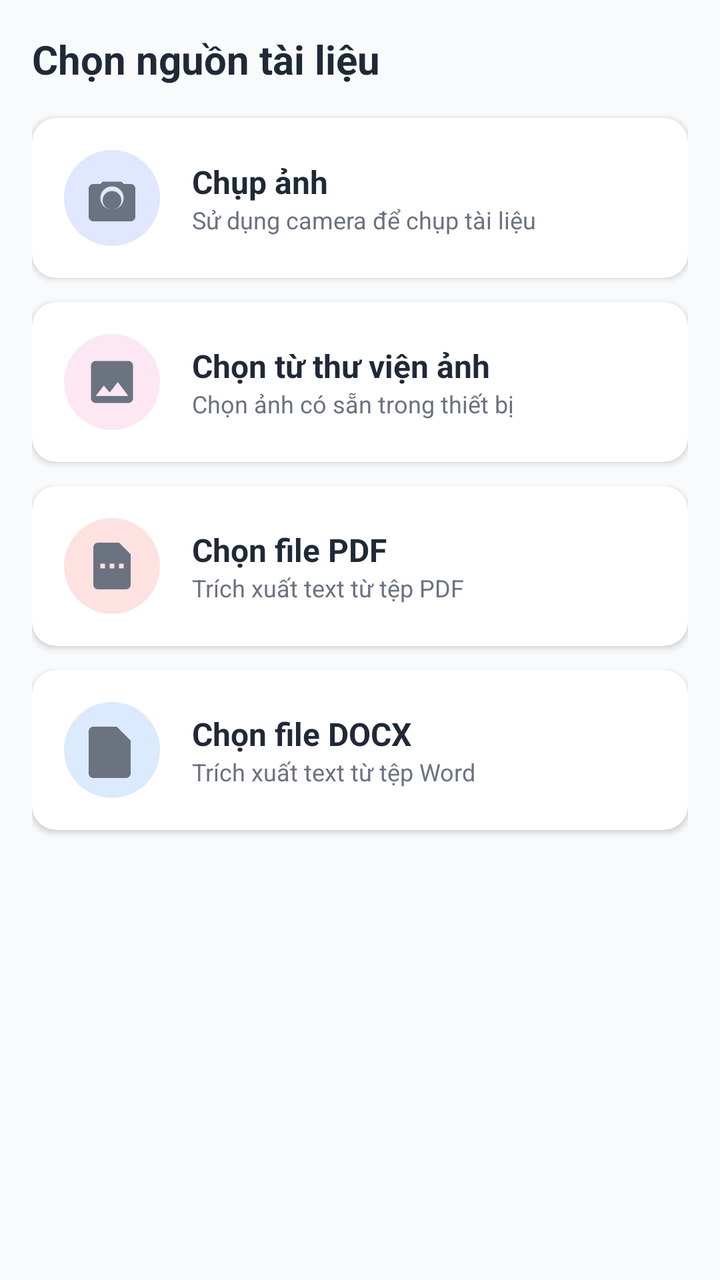
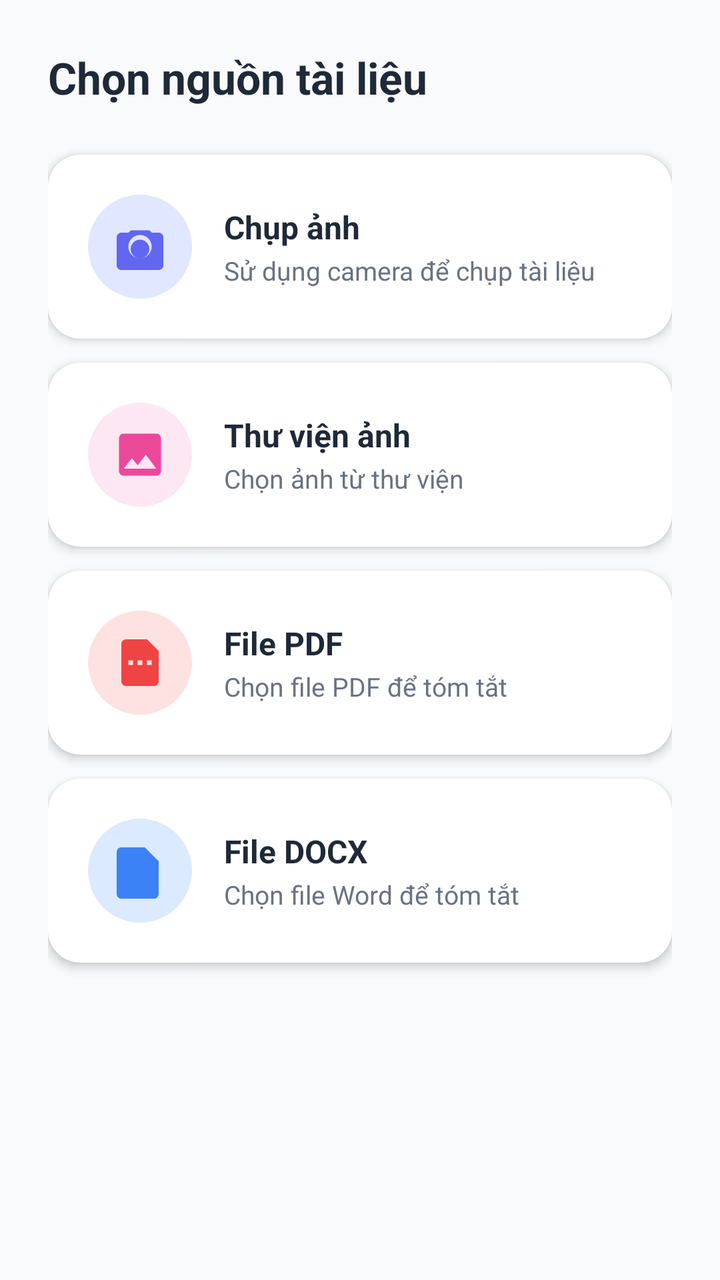

Two renders of the same Android screen: before a commit and after it. Below are the layout's source before the change and the commit's diff.
<!-- AndroidManifest.xml: application theme Theme.EduSummarize -->
<!-- res/layout/bottom_sheet_source.xml -->
<?xml version="1.0" encoding="utf-8"?>
<LinearLayout xmlns:android="http://schemas.android.com/apk/res/android"
    xmlns:app="http://schemas.android.com/apk/res-auto"
    android:layout_width="match_parent"
    android:layout_height="wrap_content"
    android:orientation="vertical"
    android:padding="16dp">

    <TextView
        android:layout_width="wrap_content"
        android:layout_height="wrap_content"
        android:text="Chọn nguồn tài liệu"
        android:textSize="20sp"
        android:textStyle="bold"
        android:textColor="@color/text_primary"
        android:layout_marginBottom="16dp" />

    <com.google.android.material.card.MaterialCardView
        android:id="@+id/btn_camera"
        android:layout_width="match_parent"
        android:layout_height="wrap_content"
        android:layout_marginBottom="12dp"
        android:clickable="true"
        android:focusable="true"
        android:foreground="?attr/selectableItemBackground"
        app:cardCornerRadius="12dp"
        app:cardElevation="2dp">

        <LinearLayout
            android:layout_width="match_parent"
            android:layout_height="wrap_content"
            android:orientation="horizontal"
            android:padding="16dp"
            android:gravity="center_vertical">

            <ImageView
                android:layout_width="48dp"
                android:layout_height="48dp"
                android:src="@drawable/ic_camera"
                android:padding="10dp"
                android:background="@drawable/circle_primary_light"
                android:contentDescription="Camera" />

            <LinearLayout
                android:layout_width="0dp"
                android:layout_height="wrap_content"
                android:layout_weight="1"
                android:layout_marginStart="16dp"
                android:orientation="vertical">

                <TextView
                    android:layout_width="wrap_content"
                    android:layout_height="wrap_content"
                    android:text="Chụp ảnh"
                    android:textSize="16sp"
                    android:textStyle="bold"
                    android:textColor="@color/text_primary" />

                <TextView
                    android:layout_width="wrap_content"
                    android:layout_height="wrap_content"
                    android:text="Sử dụng camera để chụp tài liệu"
                    android:textSize="12sp"
                    android:textColor="@color/text_secondary" />

            </LinearLayout>

        </LinearLayout>

    </com.google.android.material.card.MaterialCardView>

    <com.google.android.material.card.MaterialCardView
        android:id="@+id/btn_gallery"
        android:layout_width="match_parent"
        android:layout_height="wrap_content"
        android:layout_marginBottom="12dp"
        android:clickable="true"
        android:focusable="true"
        android:foreground="?attr/selectableItemBackground"
        app:cardCornerRadius="12dp"
        app:cardElevation="2dp">

        <LinearLayout
            android:layout_width="match_parent"
            android:layout_height="wrap_content"
            android:orientation="horizontal"
            android:padding="16dp"
            android:gravity="center_vertical">

            <ImageView
                android:layout_width="48dp"
                android:layout_height="48dp"
                android:src="@drawable/ic_gallery"
                android:padding="10dp"
                android:background="@drawable/circle_accent_light"
                android:contentDescription="Gallery" />

            <LinearLayout
                android:layout_width="0dp"
                android:layout_height="wrap_content"
                android:layout_weight="1"
                android:layout_marginStart="16dp"
                android:orientation="vertical">

                <TextView
                    android:layout_width="wrap_content"
                    android:layout_height="wrap_content"
                    android:text="Chọn từ thư viện ảnh"
                    android:textSize="16sp"
                    android:textStyle="bold"
                    android:textColor="@color/text_primary" />

                <TextView
                    android:layout_width="wrap_content"
                    android:layout_height="wrap_content"
                    android:text="Chọn ảnh có sẵn trong thiết bị"
                    android:textSize="12sp"
                    android:textColor="@color/text_secondary" />

            </LinearLayout>

        </LinearLayout>

    </com.google.android.material.card.MaterialCardView>

    <com.google.android.material.card.MaterialCardView
        android:id="@+id/btn_pdf"
        android:layout_width="match_parent"
        android:layout_height="wrap_content"
        android:layout_marginBottom="12dp"
        android:clickable="true"
        android:focusable="true"
        android:foreground="?attr/selectableItemBackground"
        app:cardCornerRadius="12dp"
        app:cardElevation="2dp">

        <LinearLayout
            android:layout_width="match_parent"
            android:layout_height="wrap_content"
            android:orientation="horizontal"
            android:padding="16dp"
            android:gravity="center_vertical">

            <ImageView
                android:layout_width="48dp"
                android:layout_height="48dp"
                android:src="@drawable/ic_pdf"
                android:padding="10dp"
                android:background="@drawable/circle_error_light"
                android:contentDescription="PDF" />

            <LinearLayout
                android:layout_width="0dp"
                android:layout_height="wrap_content"
                android:layout_weight="1"
                android:layout_marginStart="16dp"
                android:orientation="vertical">

                <TextView
                    android:layout_width="wrap_content"
                    android:layout_height="wrap_content"
                    android:text="Chọn file PDF"
                    android:textSize="16sp"
                    android:textStyle="bold"
                    android:textColor="@color/text_primary" />

                <TextView
                    android:layout_width="wrap_content"
                    android:layout_height="wrap_content"
                    android:text="Trích xuất text từ tệp PDF"
                    android:textSize="12sp"
                    android:textColor="@color/text_secondary" />

            </LinearLayout>

        </LinearLayout>

    </com.google.android.material.card.MaterialCardView>

    <com.google.android.material.card.MaterialCardView
        android:id="@+id/btn_docx"
        android:layout_width="match_parent"
        android:layout_height="wrap_content"
        android:clickable="true"
        android:focusable="true"
        android:foreground="?attr/selectableItemBackground"
        app:cardCornerRadius="12dp"
        app:cardElevation="2dp">

        <LinearLayout
            android:layout_width="match_parent"
            android:layout_height="wrap_content"
            android:orientation="horizontal"
            android:padding="16dp"
            android:gravity="center_vertical">

            <ImageView
                android:layout_width="48dp"
                android:layout_height="48dp"
                android:src="@drawable/ic_word"
                android:padding="10dp"
                android:background="@drawable/circle_info_light"
                android:contentDescription="DOCX" />

            <LinearLayout
                android:layout_width="0dp"
                android:layout_height="wrap_content"
                android:layout_weight="1"
                android:layout_marginStart="16dp"
                android:orientation="vertical">

                <TextView
                    android:layout_width="wrap_content"
                    android:layout_height="wrap_content"
                    android:text="Chọn file DOCX"
                    android:textSize="16sp"
                    android:textStyle="bold"
                    android:textColor="@color/text_primary" />

                <TextView
                    android:layout_width="wrap_content"
                    android:layout_height="wrap_content"
                    android:text="Trích xuất text từ tệp Word"
                    android:textSize="12sp"
                    android:textColor="@color/text_secondary" />

            </LinearLayout>

        </LinearLayout>

    </com.google.android.material.card.MaterialCardView>

</LinearLayout>
<!-- resources referenced by this layout -->
<resources>
  <color name="text_primary">#1F2937</color>
  <color name="text_secondary">#6B7280</color>
  <!-- drawable circle_accent_light (drawable) -->
  <?xml version="1.0" encoding="utf-8"?>
  <shape xmlns:android="http://schemas.android.com/apk/res/android"
      android:shape="oval">
      <solid android:color="@color/accent_light" />
  </shape>
  <!-- drawable circle_error_light (drawable) -->
  <shape xmlns:android="http://schemas.android.com/apk/res/android"
      android:shape="oval">
      <solid android:color="@color/error_light" />
  </shape>
  <!-- drawable circle_info_light (drawable) -->
  <shape xmlns:android="http://schemas.android.com/apk/res/android"
      android:shape="oval">
      <solid android:color="@color/info_light" />
  </shape>
  <!-- drawable circle_primary_light (drawable) -->
  <?xml version="1.0" encoding="utf-8"?>
  <shape xmlns:android="http://schemas.android.com/apk/res/android"
      android:shape="oval">
      <solid android:color="@color/primary_light" />
  </shape>
  <!-- drawable ic_camera (drawable) -->
  <vector xmlns:android="http://schemas.android.com/apk/res/android"
      android:width="24dp" android:height="24dp"
      android:viewportWidth="24" android:viewportHeight="24"
      android:tint="?attr/colorControlNormal">
      <path android:fillColor="@android:color/black"
          android:pathData="M12,7a5,5 0,1 0,0 10,5,5 0,0 0,0 -10zM4,6h3l1,-1h8l1,1h3c1.1,0 2,0.9 2,2v12c0,1.1 -0.9,2 -2,2H4c-1.1,0 -2,-0.9 -2,-2V8c0,-1.1 0.9,-2 2,-2zM12,17a4,4 0,1 1,0 -8,4,4 0,0 1,0,8z"/>
  </vector>
  <!-- drawable ic_gallery (drawable) -->
  <vector xmlns:android="http://schemas.android.com/apk/res/android"
      android:width="24dp" android:height="24dp"
      android:viewportWidth="24" android:viewportHeight="24"
      android:tint="?attr/colorControlNormal">
      <path android:fillColor="@android:color/black"
          android:pathData="M21,19V5c0,-1.1 -0.9,-2 -2,-2H5C3.9,3 3,3.9 3,5v14c0,1.1 0.9,2 2,2h14C20.1,21 21,20.1 21,19zM8.5,13.5l2.5,3.01L14.5,12l4.5,6H5l3.5,-4.5z"/>
  </vector>
  <!-- drawable ic_pdf (drawable) -->
  <vector xmlns:android="http://schemas.android.com/apk/res/android"
      android:width="24dp" android:height="24dp"
      android:viewportWidth="24" android:viewportHeight="24"
      android:tint="?attr/colorControlNormal">
      <path android:fillColor="@android:color/black"
          android:pathData="M6,2h9l5,5v13c0,1.1 -0.9,2 -2,2H6c-1.1,0 -2,-0.9 -2,-2V4c0,-1.1 0.9,-2 2,-2zM14,9V3.5L18.5,8H14zM7,13h2v-2H7v2zM11,13h2v-2h-2v2zM15,13h2v-2h-2v2z"/>
  </vector>
  <!-- drawable ic_word (drawable) -->
  <vector xmlns:android="http://schemas.android.com/apk/res/android"
      android:width="24dp" android:height="24dp"
      android:viewportWidth="24" android:viewportHeight="24"
      android:tint="?attr/colorControlNormal">
      <path android:fillColor="@android:color/black"
          android:pathData="M4,2h10l6,6v14c0,1.1 -0.9,2 -2,2H4c-1.1,0 -2,-0.9 -2,-2V4c0,-1.1 0.9,-2 2,-2zM13,9V3.5L18.5,9H13zM7,10h2l1,4 1,-4h2l-2,8h-2L7,10z"/>
  </vector>
  <style name="Theme.EduSummarize" parent="Theme.MaterialComponents.DayNight.DarkActionBar">
          <item name="colorPrimary">@color/primary</item>
          <item name="colorPrimaryDark">@color/primary_dark</item>
          <item name="colorAccent">@color/accent</item>
          <item name="android:statusBarColor">@color/primary_dark</item>
          <item name="android:windowBackground">@color/background</item>
          <item name="android:textColorPrimary">@color/text_primary</item>
          <item name="android:textColorSecondary">@color/text_secondary</item>
      </style>
  <color name="accent_light">#FCE7F3</color>
  <color name="error_light">#FEE2E2</color>
  <color name="info_light">#DBEAFE</color>
  <color name="primary_light">#E0E7FF</color>
  <color name="primary">#6366F1</color>
  <color name="primary_dark">#4F46E5</color>
  <color name="accent">#EC4899</color>
  <color name="background">#F9FAFB</color>
</resources>

<!-- the commit's change to res/layout/bottom_sheet_source.xml (unified diff, before → after) -->
@@ -4,16 +4,16 @@
     android:layout_width="match_parent"
     android:layout_height="wrap_content"
     android:orientation="vertical"
-    android:padding="16dp">
+    android:padding="24dp">
 
     <TextView
         android:layout_width="wrap_content"
         android:layout_height="wrap_content"
         android:text="Chọn nguồn tài liệu"
-        android:textSize="20sp"
+        android:textSize="22sp"
         android:textStyle="bold"
         android:textColor="@color/text_primary"
-        android:layout_marginBottom="16dp" />
+        android:layout_marginBottom="24dp" />
 
     <com.google.android.material.card.MaterialCardView
         android:id="@+id/btn_camera"
@@ -23,23 +23,25 @@
         android:clickable="true"
         android:focusable="true"
         android:foreground="?attr/selectableItemBackground"
-        app:cardCornerRadius="12dp"
-        app:cardElevation="2dp">
-
-        <LinearLayout
-            android:layout_width="match_parent"
-            android:layout_height="wrap_content"
-            android:orientation="horizontal"
-            android:padding="16dp"
-            android:gravity="center_vertical">
-
-            <ImageView
-                android:layout_width="48dp"
-                android:layout_height="48dp"
+        app:cardCornerRadius="16dp"
+        app:cardElevation="3dp"
+        app:strokeWidth="0dp">
+
+        <LinearLayout
+            android:layout_width="match_parent"
+            android:layout_height="wrap_content"
+            android:orientation="horizontal"
+            android:padding="20dp"
+            android:gravity="center_vertical">
+
+            <ImageView
+                android:layout_width="52dp"
+                android:layout_height="52dp"
                 android:src="@drawable/ic_camera"
-                android:padding="10dp"
+                android:padding="12dp"
                 android:background="@drawable/circle_primary_light"
-                android:contentDescription="Camera" />
+                android:contentDescription="Camera"
+                app:tint="@color/primary" />
 
             <LinearLayout
                 android:layout_width="0dp"
@@ -59,8 +61,9 @@
                 <TextView
                     android:layout_width="wrap_content"
                     android:layout_height="wrap_content"
+                    android:layout_marginTop="2dp"
                     android:text="Sử dụng camera để chụp tài liệu"
-                    android:textSize="12sp"
+                    android:textSize="13sp"
                     android:textColor="@color/text_secondary" />
 
             </LinearLayout>
@@ -77,44 +80,47 @@
         android:clickable="true"
         android:focusable="true"
         android:foreground="?attr/selectableItemBackground"
-        app:cardCornerRadius="12dp"
-        app:cardElevation="2dp">
-
-        <LinearLayout
-            android:layout_width="match_parent"
-            android:layout_height="wrap_content"
-            android:orientation="horizontal"
-            android:padding="16dp"
-            android:gravity="center_vertical">
-
-            <ImageView
-                android:layout_width="48dp"
-                android:layout_height="48dp"
+        app:cardCornerRadius="16dp"
+        app:cardElevation="3dp"
+        app:strokeWidth="0dp">
+
+        <LinearLayout
+            android:layout_width="match_parent"
+            android:layout_height="wrap_content"
+            android:orientation="horizontal"
+            android:padding="20dp"
+            android:gravity="center_vertical">
+
+            <ImageView
+                android:layout_width="52dp"
+                android:layout_height="52dp"
                 android:src="@drawable/ic_gallery"
-                android:padding="10dp"
+                android:padding="12dp"
                 android:background="@drawable/circle_accent_light"
-                android:contentDescription="Gallery" />
-
-            <LinearLayout
-                android:layout_width="0dp"
-                android:layout_height="wrap_content"
-                android:layout_weight="1"
-                android:layout_marginStart="16dp"
-                android:orientation="vertical">
-
-                <TextView
-                    android:layout_width="wrap_content"
-                    android:layout_height="wrap_content"
-                    android:text="Chọn từ thư viện ảnh"
-                    android:textSize="16sp"
-                    android:textStyle="bold"
-                    android:textColor="@color/text_primary" />
-
-                <TextView
-                    android:layout_width="wrap_content"
-                    android:layout_height="wrap_content"
-                    android:text="Chọn ảnh có sẵn trong thiết bị"
-                    android:textSize="12sp"
+                android:contentDescription="Gallery"
+                app:tint="@color/accent" />
+
+            <LinearLayout
+                android:layout_width="0dp"
+                android:layout_height="wrap_content"
+                android:layout_weight="1"
+                android:layout_marginStart="16dp"
+                android:orientation="vertical">
+
+                <TextView
+                    android:layout_width="wrap_content"
+                    android:layout_height="wrap_content"
+                    android:text="Thư viện ảnh"
+                    android:textSize="16sp"
+                    android:textStyle="bold"
+                    android:textColor="@color/text_primary" />
+
+                <TextView
+                    android:layout_width="wrap_content"
+                    android:layout_height="wrap_content"
+                    android:layout_marginTop="2dp"
+                    android:text="Chọn ảnh từ thư viện"
+                    android:textSize="13sp"
                     android:textColor="@color/text_secondary" />
 
             </LinearLayout>
@@ -131,44 +137,47 @@
         android:clickable="true"
         android:focusable="true"
         android:foreground="?attr/selectableItemBackground"
-        app:cardCornerRadius="12dp"
-        app:cardElevation="2dp">
-
-        <LinearLayout
-            android:layout_width="match_parent"
-            android:layout_height="wrap_content"
-            android:orientation="horizontal"
-            android:padding="16dp"
-            android:gravity="center_vertical">
-
-            <ImageView
-                android:layout_width="48dp"
-                android:layout_height="48dp"
+        app:cardCornerRadius="16dp"
+        app:cardElevation="3dp"
+        app:strokeWidth="0dp">
+
+        <LinearLayout
+            android:layout_width="match_parent"
+            android:layout_height="wrap_content"
+            android:orientation="horizontal"
+            android:padding="20dp"
+            android:gravity="center_vertical">
+
+            <ImageView
+                android:layout_width="52dp"
+                android:layout_height="52dp"
                 android:src="@drawable/ic_pdf"
-                android:padding="10dp"
+                android:padding="12dp"
                 android:background="@drawable/circle_error_light"
-                android:contentDescription="PDF" />
-
-            <LinearLayout
-                android:layout_width="0dp"
-                android:layout_height="wrap_content"
-                android:layout_weight="1"
-                android:layout_marginStart="16dp"
-                android:orientation="vertical">
-
-                <TextView
-                    android:layout_width="wrap_content"
-                    android:layout_height="wrap_content"
-                    android:text="Chọn file PDF"
-                    android:textSize="16sp"
-                    android:textStyle="bold"
-                    android:textColor="@color/text_primary" />
-
-                <TextView
-                    android:layout_width="wrap_content"
-                    android:layout_height="wrap_content"
-                    android:text="Trích xuất text từ tệp PDF"
-                    android:textSize="12sp"
+                android:contentDescription="PDF"
+                app:tint="@color/error" />
+
+            <LinearLayout
+                android:layout_width="0dp"
+                android:layout_height="wrap_content"
+                android:layout_weight="1"
+                android:layout_marginStart="16dp"
+                android:orientation="vertical">
+
+                <TextView
+                    android:layout_width="wrap_content"
+                    android:layout_height="wrap_content"
+                    android:text="File PDF"
+                    android:textSize="16sp"
+                    android:textStyle="bold"
+                    android:textColor="@color/text_primary" />
+
+                <TextView
+                    android:layout_width="wrap_content"
+                    android:layout_height="wrap_content"
+                    android:layout_marginTop="2dp"
+                    android:text="Chọn file PDF để tóm tắt"
+                    android:textSize="13sp"
                     android:textColor="@color/text_secondary" />
 
             </LinearLayout>
@@ -184,44 +193,47 @@
         android:clickable="true"
         android:focusable="true"
         android:foreground="?attr/selectableItemBackground"
-        app:cardCornerRadius="12dp"
-        app:cardElevation="2dp">
-
-        <LinearLayout
-            android:layout_width="match_parent"
-            android:layout_height="wrap_content"
-            android:orientation="horizontal"
-            android:padding="16dp"
-            android:gravity="center_vertical">
-
-            <ImageView
-                android:layout_width="48dp"
-                android:layout_height="48dp"
+        app:cardCornerRadius="16dp"
+        app:cardElevation="3dp"
+        app:strokeWidth="0dp">
+
+        <LinearLayout
+            android:layout_width="match_parent"
+            android:layout_height="wrap_content"
+            android:orientation="horizontal"
+            android:padding="20dp"
+            android:gravity="center_vertical">
+
+            <ImageView
+                android:layout_width="52dp"
+                android:layout_height="52dp"
                 android:src="@drawable/ic_word"
-                android:padding="10dp"
+                android:padding="12dp"
                 android:background="@drawable/circle_info_light"
-                android:contentDescription="DOCX" />
-
-            <LinearLayout
-                android:layout_width="0dp"
-                android:layout_height="wrap_content"
-                android:layout_weight="1"
-                android:layout_marginStart="16dp"
-                android:orientation="vertical">
-
-                <TextView
-                    android:layout_width="wrap_content"
-                    android:layout_height="wrap_content"
-                    android:text="Chọn file DOCX"
-                    android:textSize="16sp"
-                    android:textStyle="bold"
-                    android:textColor="@color/text_primary" />
-
-                <TextView
-                    android:layout_width="wrap_content"
-                    android:layout_height="wrap_content"
-                    android:text="Trích xuất text từ tệp Word"
-                    android:textSize="12sp"
+                android:contentDescription="DOCX"
+                app:tint="@color/info" />
+
+            <LinearLayout
+                android:layout_width="0dp"
+                android:layout_height="wrap_content"
+                android:layout_weight="1"
+                android:layout_marginStart="16dp"
+                android:orientation="vertical">
+
+                <TextView
+                    android:layout_width="wrap_content"
+                    android:layout_height="wrap_content"
+                    android:text="File DOCX"
+                    android:textSize="16sp"
+                    android:textStyle="bold"
+                    android:textColor="@color/text_primary" />
+
+                <TextView
+                    android:layout_width="wrap_content"
+                    android:layout_height="wrap_content"
+                    android:layout_marginTop="2dp"
+                    android:text="Chọn file Word để tóm tắt"
+                    android:textSize="13sp"
                     android:textColor="@color/text_secondary" />
 
             </LinearLayout>
<!-- resource entries referenced after the edit -->
@@ -72,6 +72,8 @@
   <color name="primary">#6366F1</color>
   <color name="primary_dark">#4F46E5</color>
   <color name="accent">#EC4899</color>
+  <color name="error">#EF4444</color>
+  <color name="info">#3B82F6</color>
   <color name="background">#F9FAFB</color>
 </resources>
 
